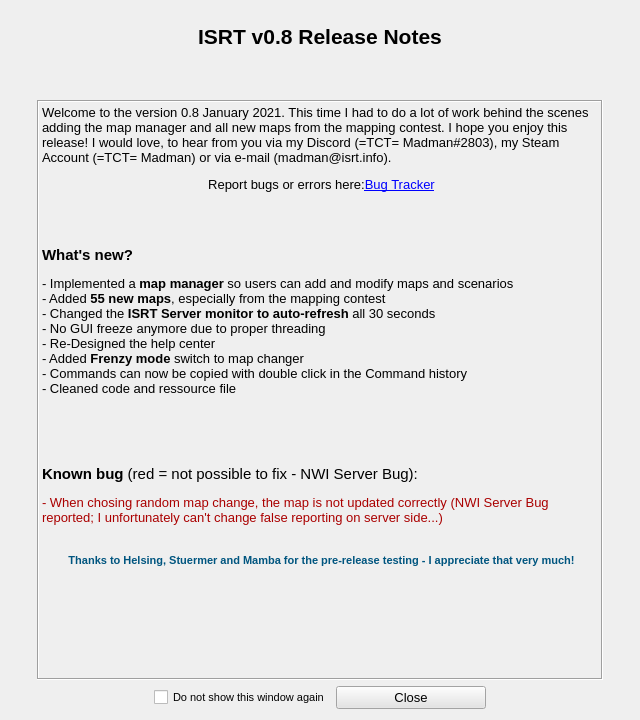
This is Source_Code/source_files/rn_gui.ui in sargolin/ISRT-Insurgency-Sandstorm-RCON-TOOL-and-Mapchanger as Qt 5 draws it before an edit. The edited form follows.
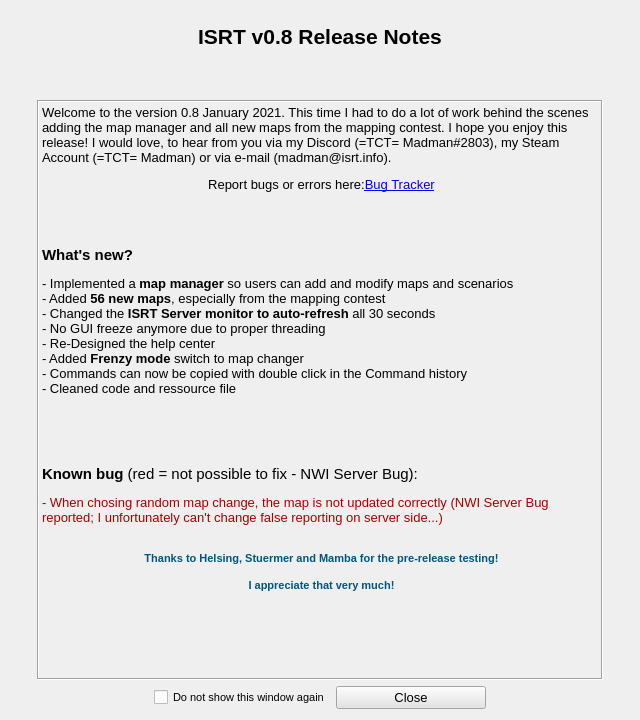
This is the edited form. Icons and pictures are not drawn.

What changed in the file:
```diff
--- a/Source_Code/source_files/rn_gui.ui
+++ b/Source_Code/source_files/rn_gui.ui
@@ -118,7 +118,7 @@
           <enum>QFrame::Sunken</enum>
          </property>
          <property name="text">
-          <string>&lt;html&gt;&lt;head/&gt;&lt;body&gt;&lt;p&gt;Welcome to the version 0.8 January 2021. This time I had to do a lot of work behind the scenes adding the map manager and all new maps from the mapping contest. I hope you enjoy this release! I would love, to hear from you via my Discord (=TCT= Madman#2803), my Steam Account (=TCT= Madman) or via e-mail (madman@isrt.info).&lt;/p&gt;&lt;p align=&quot;center&quot;&gt;Report bugs or errors here:&lt;a href=&quot;https://github.com/olli-e/ISRT-Insurgency-Sandstorm-RCON-Query-Tool/issues&quot;&gt;&lt;span style=&quot; text-decoration: underline; color:#0000ff;&quot;&gt;Bug Tracker&lt;/span&gt;&lt;/a&gt;&lt;/p&gt;&lt;p align=&quot;center&quot;&gt;&lt;br/&gt;&lt;/p&gt;&lt;p&gt;&lt;span style=&quot; font-size:11pt; font-weight:600;&quot;&gt;What's new?&lt;/span&gt;&lt;/p&gt;&lt;p&gt;- Implemented a &lt;span style=&quot; font-weight:600;&quot;&gt;map manager&lt;/span&gt; so users can add and modify maps and scenarios&lt;br/&gt;- Added &lt;span style=&quot; font-weight:600;&quot;&gt;55 new maps&lt;/span&gt;, especially from the mapping contest&lt;br/&gt;- Changed the &lt;span style=&quot; font-weight:600;&quot;&gt;ISRT Server monitor to auto-refresh&lt;/span&gt; all 30 seconds&lt;br/&gt;- No GUI freeze anymore due to proper threading&lt;br/&gt;- Re-Designed the help center&lt;br/&gt;- Added &lt;span style=&quot; font-weight:600;&quot;&gt;Frenzy mode&lt;/span&gt; switch to map changer&lt;br/&gt;- Commands can now be copied with double click in the Command history&lt;br/&gt;- Cleaned code and ressource file&lt;br/&gt;&lt;/p&gt;&lt;p&gt;&lt;br/&gt;&lt;/p&gt;&lt;p&gt;&lt;span style=&quot; font-size:11pt; font-weight:600;&quot;&gt;Known bug &lt;/span&gt;&lt;span style=&quot; font-size:11pt;&quot;&gt;(red = not possible to fix - NWI Server Bug):&lt;/span&gt;&lt;/p&gt;&lt;p&gt;&lt;span style=&quot; color:#aa0000;&quot;&gt;- When chosing random map change, the map is not updated correctly (NWI Server Bug reported; I unfortunately can't change false reporting on server side...)&lt;/span&gt;&lt;br/&gt;&lt;/p&gt;&lt;p align=&quot;center&quot;&gt;&lt;span style=&quot; font-family:'Consolas','Courier New','monospace'; font-size:8pt; font-weight:600; color:#00557f;&quot;&gt;Thanks to Helsing, Stuermer and Mamba for the pre-release testing - I appreciate that very much!&lt;/span&gt;&lt;br/&gt;&lt;/p&gt;&lt;p&gt;&lt;br/&gt;&lt;/p&gt;&lt;/body&gt;&lt;/html&gt;</string>
+          <string>&lt;html&gt;&lt;head/&gt;&lt;body&gt;&lt;p&gt;Welcome to the version 0.8 January 2021. This time I had to do a lot of work behind the scenes adding the map manager and all new maps from the mapping contest. I hope you enjoy this release! I would love, to hear from you via my Discord (=TCT= Madman#2803), my Steam Account (=TCT= Madman) or via e-mail (madman@isrt.info).&lt;/p&gt;&lt;p align=&quot;center&quot;&gt;Report bugs or errors here:&lt;a href=&quot;https://github.com/olli-e/ISRT-Insurgency-Sandstorm-RCON-Query-Tool/issues&quot;&gt;&lt;span style=&quot; text-decoration: underline; color:#0000ff;&quot;&gt;Bug Tracker&lt;/span&gt;&lt;/a&gt;&lt;/p&gt;&lt;p align=&quot;center&quot;&gt;&lt;br/&gt;&lt;/p&gt;&lt;p&gt;&lt;span style=&quot; font-size:11pt; font-weight:600;&quot;&gt;What's new?&lt;/span&gt;&lt;/p&gt;&lt;p&gt;- Implemented a &lt;span style=&quot; font-weight:600;&quot;&gt;map manager&lt;/span&gt; so users can add and modify maps and scenarios&lt;br/&gt;- Added &lt;span style=&quot; font-weight:600;&quot;&gt;56 new maps&lt;/span&gt;, especially from the mapping contest&lt;br/&gt;- Changed the &lt;span style=&quot; font-weight:600;&quot;&gt;ISRT Server monitor to auto-refresh&lt;/span&gt; all 30 seconds&lt;br/&gt;- No GUI freeze anymore due to proper threading&lt;br/&gt;- Re-Designed the help center&lt;br/&gt;- Added &lt;span style=&quot; font-weight:600;&quot;&gt;Frenzy mode&lt;/span&gt; switch to map changer&lt;br/&gt;- Commands can now be copied with double click in the Command history&lt;br/&gt;- Cleaned code and ressource file&lt;br/&gt;&lt;/p&gt;&lt;p&gt;&lt;br/&gt;&lt;/p&gt;&lt;p&gt;&lt;span style=&quot; font-size:11pt; font-weight:600;&quot;&gt;Known bug &lt;/span&gt;&lt;span style=&quot; font-size:11pt;&quot;&gt;(red = not possible to fix - NWI Server Bug):&lt;/span&gt;&lt;/p&gt;&lt;p&gt;&lt;span style=&quot; color:#aa0000;&quot;&gt;- When chosing random map change, the map is not updated correctly (NWI Server Bug reported; I unfortunately can't change false reporting on server side...)&lt;/span&gt;&lt;br/&gt;&lt;/p&gt;&lt;p align=&quot;center&quot;&gt;&lt;span style=&quot; font-family:'Consolas','Courier New','monospace'; font-size:8pt; font-weight:600; color:#00557f;&quot;&gt;Thanks to Helsing, Stuermer and Mamba for the pre-release testing!&lt;/span&gt;&lt;/p&gt;&lt;p align=&quot;center&quot;&gt;&lt;span style=&quot; font-family:'Consolas','Courier New','monospace'; font-size:8pt; font-weight:600; color:#00557f;&quot;&gt;I appreciate that very much!&lt;/span&gt;&lt;br/&gt;&lt;/p&gt;&lt;p&gt;&lt;br/&gt;&lt;/p&gt;&lt;/body&gt;&lt;/html&gt;</string>
          </property>
          <property name="alignment">
           <set>Qt::AlignLeading|Qt::AlignLeft|Qt::AlignTop</set>
```
